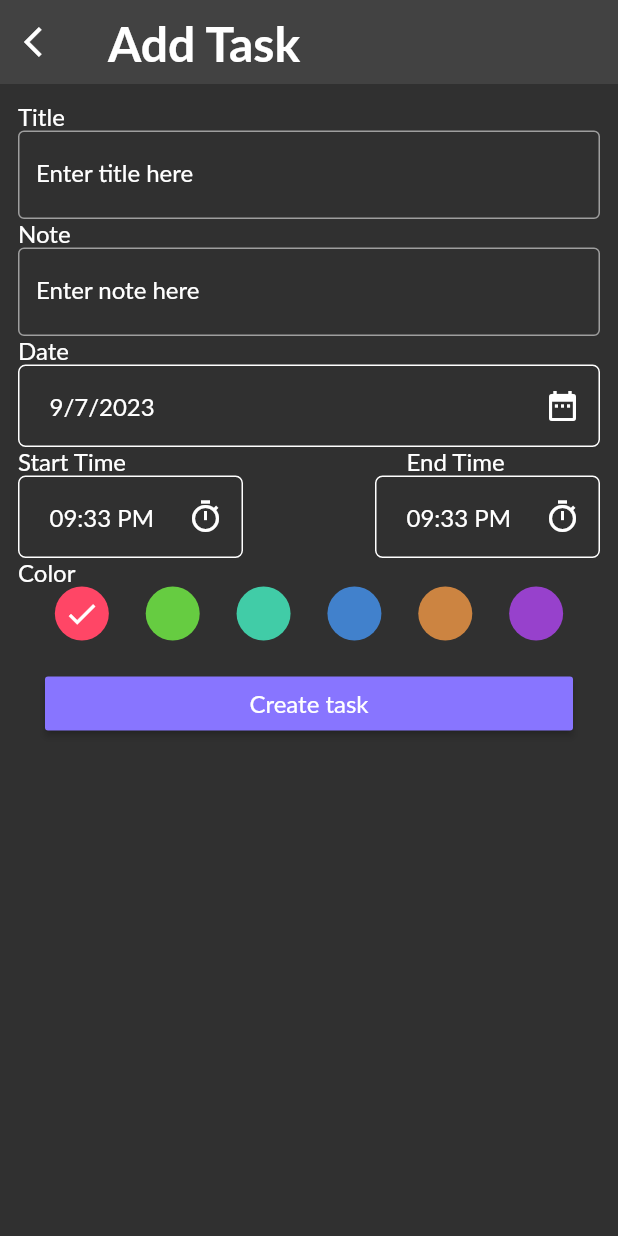
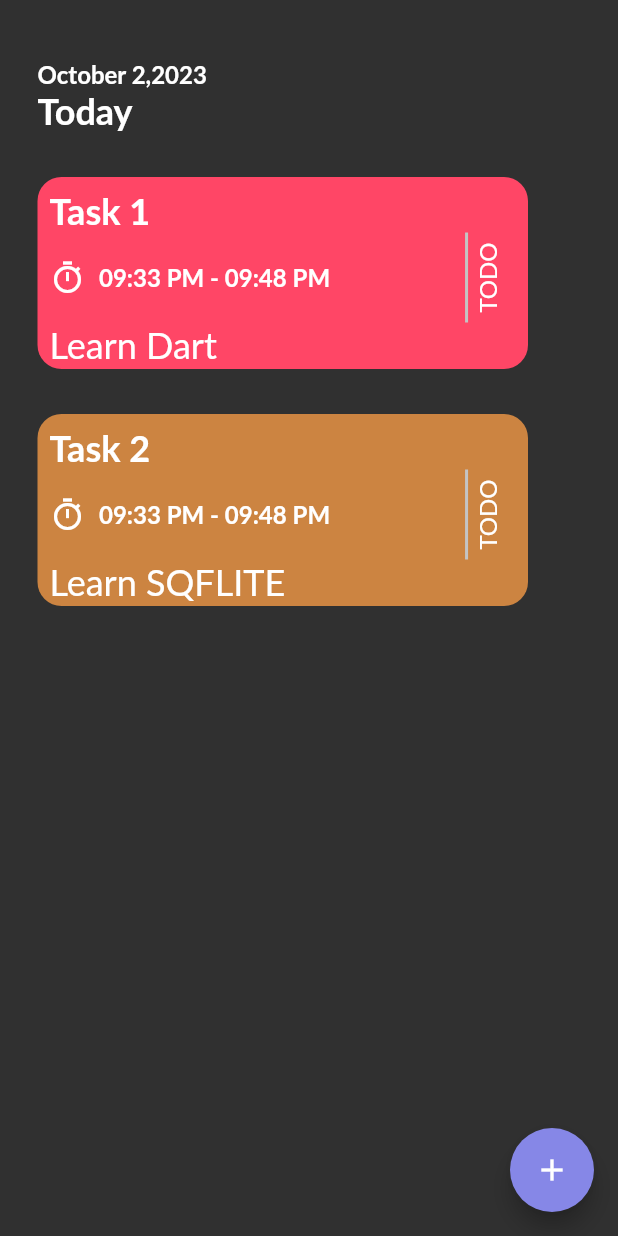
Before and after one commit to Lamiaa21-3/todo_app, a Flutter app: the AddTaskScreen screen opened directly, after a tap on "Create task", on a phone screen of 412 x 824 dp. Run offline on Flutter 3.47's test engine with Material 2 defaults, Android fonts, the phone set to English and light mode, and no system bars; our stand-ins replace smooth_page_indicator, table_calendar; Roboto replaces fonts that are missing (Lato).

Commit message:
create task screen

```diff
--- /dev/null
+++ b/lib/components/floatingActionButtonIetm.dart
@@ -0,0 +1,20 @@
+import 'package:flutter/material.dart';
+
+import '../screens/add_task_screen/add_task_screen.dart';
+
+
+class FloatingActionButtonIetm extends StatelessWidget {
+   FloatingActionButtonIetm({Key? key, required this.onPressFunction}) : super(key: key);
+final void Function()? onPressFunction;
+  @override
+  Widget build(BuildContext context) {
+    return  FloatingActionButton(
+    backgroundColor: Color(0xFF8687E7),
+    onPressed: onPressFunction,
+    child: Icon(
+    Icons.add,
+    color: Colors.white,
+    ),
+    );
+  }
+}
--- /dev/null
+++ b/lib/components/text_main.dart
@@ -0,0 +1,16 @@
+import 'package:flutter/material.dart';
+class TextMain extends StatelessWidget {
+  TextMain({Key? key, required this.string}) : super(key: key);
+   final String string;
+
+  @override
+  Widget build(BuildContext context) {
+    return   Text(
+      '$string',
+      style: TextStyle(
+          fontWeight: FontWeight.w700,
+          fontFamily: 'Lato',
+          fontSize: 24),
+    );
+  }
+}
--- /dev/null
+++ b/lib/components/text_middle.dart
@@ -0,0 +1,17 @@
+import 'package:flutter/material.dart';
+class TextMiddle extends StatelessWidget {
+  TextMiddle({Key? key, required this.text}) : super(key: key);
+
+   final String text;
+
+  @override
+  Widget build(BuildContext context) {
+    return   Text(
+      '$text',
+      style: TextStyle(
+          fontWeight: FontWeight.w400,
+          fontFamily: 'Lato',
+          fontSize: 24),
+    );
+  }
+}
--- /dev/null
+++ b/lib/components/text_small.dart
@@ -0,0 +1,17 @@
+import 'package:flutter/material.dart';
+class TextDate extends StatelessWidget {
+   TextDate({Key? key, required this.text}) : super(key: key);
+
+   final String text;
+
+  @override
+  Widget build(BuildContext context) {
+    return   Text(
+      '$text',
+      style: TextStyle(
+          fontWeight: FontWeight.w700,
+          fontFamily: 'Lato',
+          fontSize: 16),
+    );
+  }
+}
--- /dev/null
+++ b/lib/screens/add_task_screen/add_task_container_date.dart
@@ -0,0 +1,38 @@
+import 'package:flutter/material.dart';
+class AddTaskContainerDate extends StatelessWidget {
+  const AddTaskContainerDate({Key? key}) : super(key: key);
+
+  @override
+  Widget build(BuildContext context) {
+    return   Container(
+      child: Row(
+        children: [
+          Padding(
+            padding: EdgeInsets.only(left: 20),
+            child: Text(
+              '9/7/2023',
+              style: TextStyle(
+                  fontWeight: FontWeight.w400,
+                  fontFamily: 'Lato',
+                  fontSize: 16),
+            ),
+          ),
+          Spacer(),
+          IconButton(
+            onPressed: () {},
+            icon: Icon(Icons.date_range),
+          ),
+        ],
+      ),
+      width: 400,
+      height: 55,
+      decoration: BoxDecoration(
+        borderRadius: BorderRadius.circular(5),
+        border: Border.all(
+          color: Colors.white,
+          width: 1,
+        ),
+      ),
+    );
+  }
+}
--- a/lib/screens/add_task_screen/add_task_screen.dart
+++ b/lib/screens/add_task_screen/add_task_screen.dart
@@ -1,7 +1,9 @@
 import 'package:flutter/material.dart';
 
+import '../create_task/create_task_screen.dart';
 import 'add_task_component.dart';
 import 'add_task_container_color.dart';
+import 'add_task_container_date.dart';
 import 'add_task_container_row.dart';
 import 'add_task_text.dart';
 
@@ -45,36 +47,7 @@ class AddTaskScreen extends StatelessWidget {
               AddTaskText(
                 text: 'Date',
               ),
-              Container(
-                child: Row(
-                  children: [
-                    Padding(
-                      padding: EdgeInsets.only(left: 20),
-                      child: Text(
-                        '9/7/2023',
-                        style: TextStyle(
-                            fontWeight: FontWeight.w400,
-                            fontFamily: 'Lato',
-                            fontSize: 16),
-                      ),
-                    ),
-                    Spacer(),
-                    IconButton(
-                      onPressed: () {},
-                      icon: Icon(Icons.date_range),
-                    ),
-                  ],
-                ),
-                width: 400,
-                height: 55,
-                decoration: BoxDecoration(
-                  borderRadius: BorderRadius.circular(5),
-                  border: Border.all(
-                    color: Colors.white,
-                    width: 1,
-                  ),
-                ),
-              ),
+              AddTaskContainerDate(),
               Row(
                 children: [
                   AddTaskText(
@@ -132,7 +105,9 @@ class AddTaskScreen extends StatelessWidget {
                 child: Container(
                   width: double.infinity,
                   child: MaterialButton(
-                    onPressed: () {},
+                    onPressed: () {
+                      Navigator.push(context, MaterialPageRoute(builder: (context)=>CreateTaskScreen()));
+                    },
                     child: AddTaskText(
                       text: 'Create task',
                     ),
--- /dev/null
+++ b/lib/screens/create_task/container_ietm.dart
@@ -0,0 +1,66 @@
+import 'package:flutter/material.dart';
+
+import '../../components/text_main.dart';
+import '../../components/text_middle.dart';
+import '../../components/text_small.dart';
+
+
+class ContainerIetm extends StatelessWidget {
+   ContainerIetm({Key? key, required this.mainText, required this.subText, required this.color}) : super(key: key);
+   final String mainText;
+   final String subText;
+   final Color color;
+
+  @override
+  Widget build(BuildContext context) {
+    return  Container(
+      child: Padding(
+        padding: const EdgeInsets.only(left: 8,top: 8),
+        child: Column(
+            crossAxisAlignment: CrossAxisAlignment.start,
+            children: [
+              TextMain(
+                string: '$mainText',
+              ),
+              Row(
+                children: [
+                  Icon(Icons.timer_outlined),
+                  SizedBox(
+                    width: 9,
+                  ),
+                  TextDate(
+                    text: '09:33 PM - 09:48 PM',
+                  ),
+                  SizedBox(
+                    width: 90,
+                  ),
+                  Container(
+                    width: 2,
+                    height: 60,
+                    color: Color(0xFFC4C4C4),
+                  ),
+                  SizedBox(width: 3,),
+                  new RotatedBox(
+                      quarterTurns: 3,
+                      child: new   Text(
+                        'TODO',
+                        style: TextStyle(
+                            fontWeight: FontWeight.w400,
+                            fontFamily: 'Lato',
+                            fontSize: 16),
+                      )
+                  )
+                ],
+              ),
+              TextMiddle(text: '$subText'),
+            ]),
+      ),
+      width: 327,
+      height: 128,
+      decoration: BoxDecoration(
+        color: color,
+        borderRadius: BorderRadius.circular(16),
+      ),
+    );
+  }
+}
--- /dev/null
+++ b/lib/screens/create_task/create_task_screen.dart
@@ -0,0 +1,53 @@
+import 'package:flutter/cupertino.dart';
+import 'package:flutter/material.dart';
+import 'package:todo/components/floatingActionButtonIetm.dart';
+import 'package:todo/components/text_middle.dart';
+import 'package:todo/components/text_small.dart';
+import 'package:todo/components/text_main.dart';
+
+import '../create_task_details/create_task_details.dart';
+import 'container_ietm.dart';
+
+class CreateTaskScreen extends StatelessWidget {
+  const CreateTaskScreen({Key? key}) : super(key: key);
+
+  @override
+  Widget build(BuildContext context) {
+    return Scaffold(
+      body: Padding(
+        padding: const EdgeInsets.only(left: 25, top: 40),
+        child: Column(
+          crossAxisAlignment: CrossAxisAlignment.start,
+          children: [
+            TextDate(
+              text: 'October 2,2023',
+            ),
+            TextMain(
+              string: 'Today',
+            ),
+            SizedBox(
+              height: 30,
+            ),
+            ContainerIetm(
+              mainText: 'Task 1',
+              subText: 'Learn Dart',
+              color: Color(0xFFFF4666),
+            ),
+            SizedBox(
+              height: 30,
+            ),
+            ContainerIetm(
+              mainText: 'Task 2',
+              subText: 'Learn SQFLITE ',
+              color: Color(0xFFCC8441),
+            ),
+          ],
+        ),
+      ),
+      floatingActionButton: FloatingActionButtonIetm(onPressFunction: () {
+        Navigator.push(context,
+            MaterialPageRoute(builder: (context) => CreateTaskDetailsScreen()));
+      },),
+    );
+  }
+}
--- /dev/null
+++ b/lib/screens/create_task_details/create_task_details.dart
@@ -0,0 +1,10 @@
+import 'package:flutter/material.dart';
+
+class CreateTaskDetailsScreen extends StatelessWidget {
+  const CreateTaskDetailsScreen({Key? key}) : super(key: key);
+
+  @override
+  Widget build(BuildContext context) {
+    return Scaffold();
+  }
+}
--- a/lib/screens/home_page_screen/home_page_screen.dart
+++ b/lib/screens/home_page_screen/home_page_screen.dart
@@ -2,6 +2,8 @@ import 'package:flutter/cupertino.dart';
 import 'package:flutter/material.dart';
 import 'package:table_calendar/table_calendar.dart';
 import 'package:todo/screens/add_task_screen/add_task_screen.dart';
+
+import '../../components/floatingActionButtonIetm.dart';
 
 class HomePageScreen extends StatelessWidget {
   HomePageScreen({Key? key}) : super(key: key);
@@ -61,17 +63,10 @@ class HomePageScreen extends StatelessWidget {
           ],
         ),
       ),
-      floatingActionButton: FloatingActionButton(
-        backgroundColor: Color(0xFF8687E7),
-        onPressed: () {
-          Navigator.push(context,
-              MaterialPageRoute(builder: (context) => AddTaskScreen()));
-        },
-        child: Icon(
-          Icons.add,
-          color: Colors.white,
-        ),
-      ),
+
+      floatingActionButton: FloatingActionButtonIetm(onPressFunction: () {
+        Navigator.push(context, MaterialPageRoute(builder: (context)=>AddTaskScreen()));
+      },),
     );
   }
 }
```
